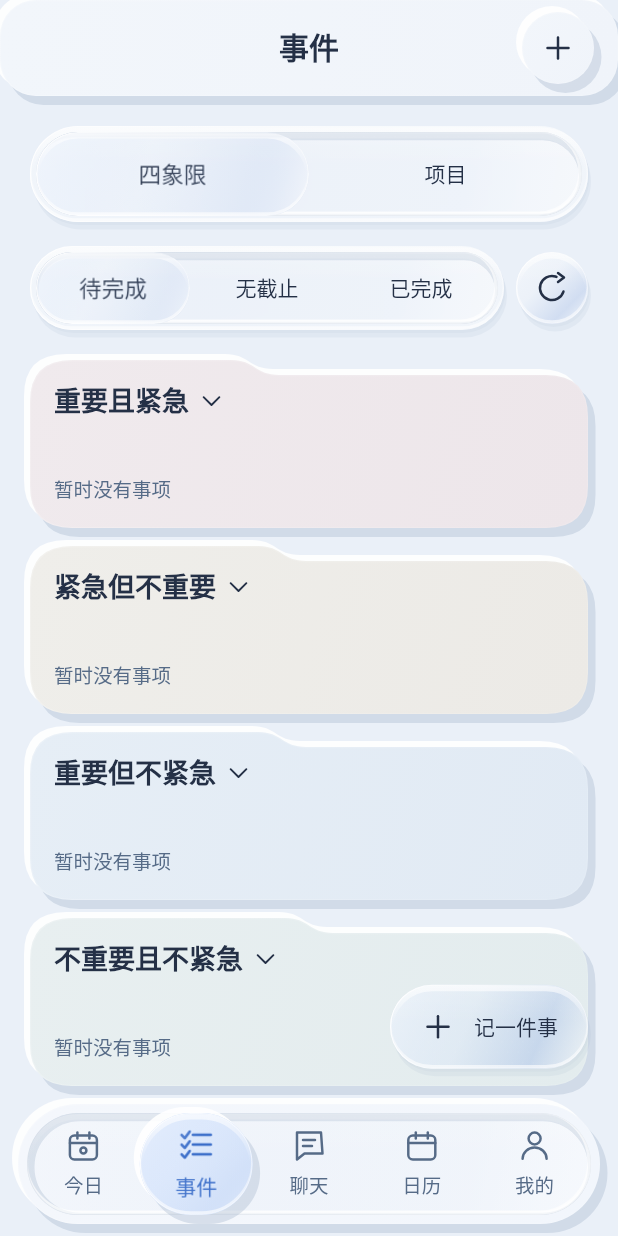
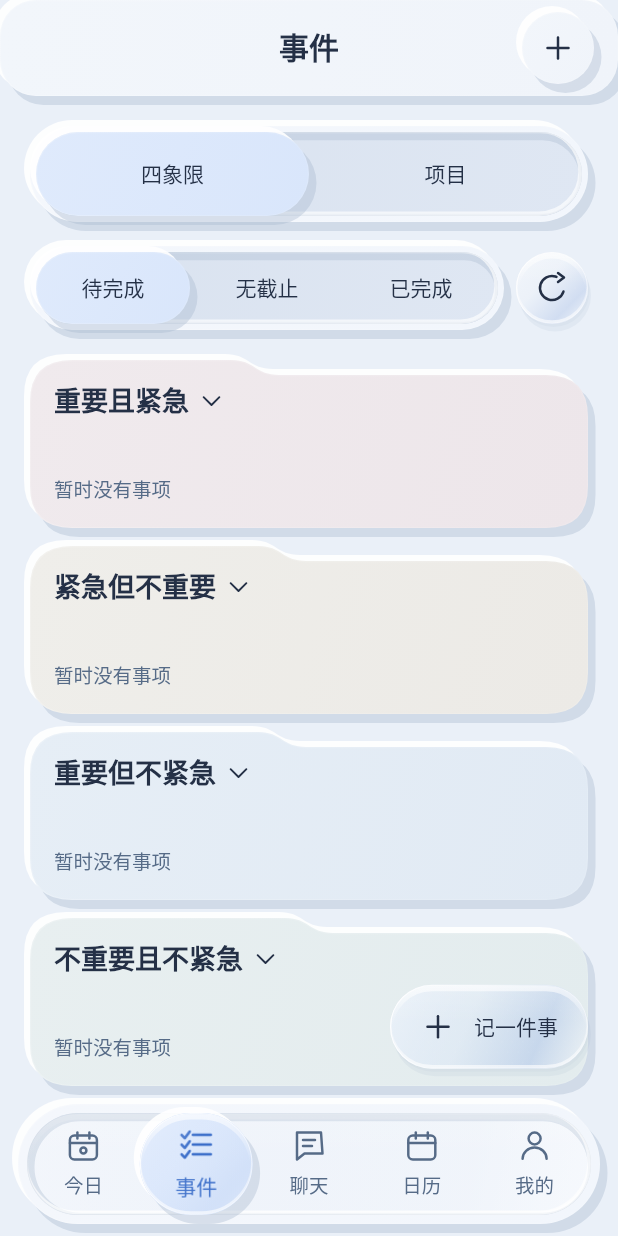
Before and after one commit to J-X-C-Z/Orialis, a Flutter app: the EventsPage screen opened by its route, on a phone screen of 412 x 824 dp. Run offline on Flutter 3.47's test engine with Material 3 defaults, Android fonts, the phone set to English and light mode, and no system bars; our stand-ins replace dio, drift, drift_flutter, file_picker, fl_chart, flutter_riverpod and 7 more; missing offline and left inert: flutter_math_fork, pdfrx, xterm; accounts and stored records are empty; generated files the repository leaves out were written again; network calls fail; statements that could not run were skipped.

Commit message:
feat(mobile): give Events and Calendar tabs a pressed Neumorphism backing

```diff
--- a/mobile/lib/pages/events/events_page.dart
+++ b/mobile/lib/pages/events/events_page.dart
@@ -121,7 +121,7 @@ class _EventsPageState extends ConsumerState<EventsPage> {
         ? _tasks(20)
         : LuminaFloatingHeader(
             header: LuminaSegmented<int>(
-              transparent: true,
+              transparent: !LuminaTheme.of(context).colors.neumorphic,
               items: const {0: '四象限', 1: '项目'},
               value: _page,
               onChanged: (v) => _pager.animateToPage(
@@ -251,7 +251,7 @@ class _EventsPageState extends ConsumerState<EventsPage> {
     children: [
       Expanded(
         child: LuminaSegmented<String>(
-          transparent: true,
+          transparent: !LuminaTheme.of(context).colors.neumorphic,
           items: const {'active': '待完成', 'undated': '无截止', 'done': '已完成'},
           value: _selectedFilter,
           onChanged: _selectFilter,
```
